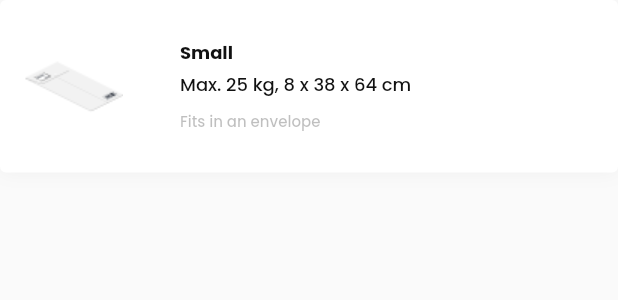
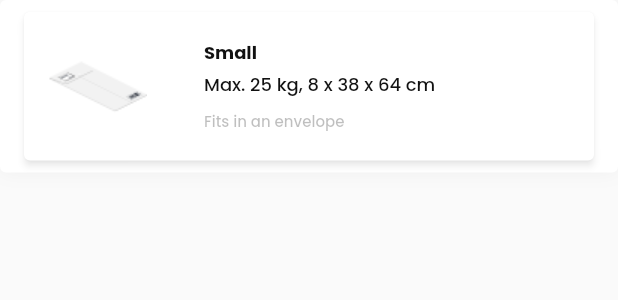
Before and after one commit to PrinceMwase/zaithwa2000, a Flutter app: the MyParcelSize widget shown alone on an empty page, opened directly, on a phone screen of 412 x 824 dp. Shown: the top 300 px of the screen. Run offline on Flutter 3.47's test engine with Material 2 defaults, Android fonts, the phone set to English and light mode, and no system bars; our stand-ins replace firebase_auth, firebase_core, flutter_svg, google_fonts, google_maps_flutter; missing offline and left inert: firebase_ui_auth; accounts and stored records are empty; network calls fail.

Commit message:
route to delivery method

```diff
--- a/lib/main.dart
+++ b/lib/main.dart
@@ -19,6 +19,10 @@ class ApplicationState extends ChangeNotifier {
   }
 
   bool _loggedIn = false;
+  bool _sendingParcel = false;
+
+  bool get sendingParcel => _sendingParcel;
+
   bool get loggedIn => _loggedIn;
 
   Future<void> init() async {
@@ -30,7 +34,6 @@ class ApplicationState extends ChangeNotifier {
     ]);
 
     FirebaseAuth.instance.userChanges().listen((user) {
-      print('user changes');
       if (user != null) {
         _loggedIn = true;
       } else {
--- a/lib/ui/widgets/my_parcel_size.dart
+++ b/lib/ui/widgets/my_parcel_size.dart
@@ -37,6 +37,14 @@ class MyParcelSize extends StatelessWidget {
           ),
         ],
       ),
+      child: ElevatedButton(
+        style: ElevatedButton.styleFrom(
+            textStyle: const TextStyle(fontSize: 20),
+            backgroundColor: Colors.white),
+        onPressed: () {
+          print(parcelSize);
+          Navigator.of(context).pushReplacementNamed('/send-parcel-detail');
+        },
         child: Row(
           crossAxisAlignment: CrossAxisAlignment.center,
           children: [
@@ -78,6 +86,7 @@ class MyParcelSize extends StatelessWidget {
             )
           ],
         ),
+      ),
     );
   }
 }
```
Also changed, not shown: lib/app.dart (+7 -1 lines), lib/state/transaction_model.dart (added, +25 -0 lines). Lines whose indentation alone changed are shown as unchanged.
